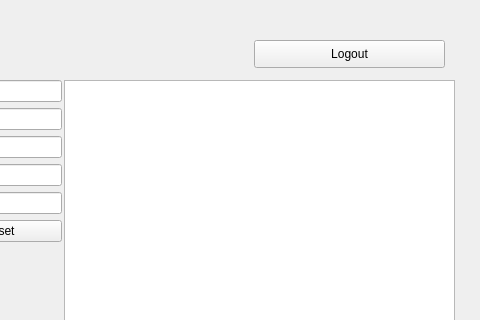
Old version of the form qt_designer/main.ui in the repository QUAFFquaff/Warehouse-Navigation-Application; both pictures show x 816 to 1296 and y 0 to 320 of the 1296 by 796 pixel window.
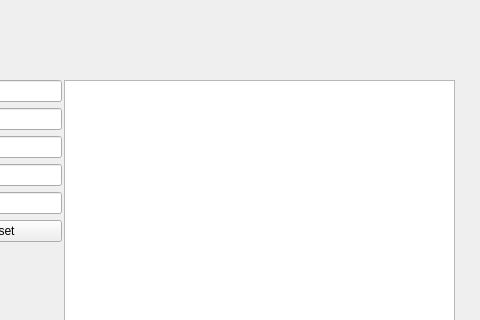
New version of the form.

Commit message: remove logout

```diff
--- a/qt_designer/main.ui
+++ b/qt_designer/main.ui
@@ -133,19 +133,6 @@
      </item>
     </layout>
    </widget>
-   <widget class="QPushButton" name="pushButton_logout">
-    <property name="geometry">
-     <rect>
-      <x>1070</x>
-      <y>40</y>
-      <width>191</width>
-      <height>28</height>
-     </rect>
-    </property>
-    <property name="text">
-     <string>Logout</string>
-    </property>
-   </widget>
    <widget class="QLabel" name="label_title">
     <property name="geometry">
      <rect>
```
The commit also changes 5 other files.
